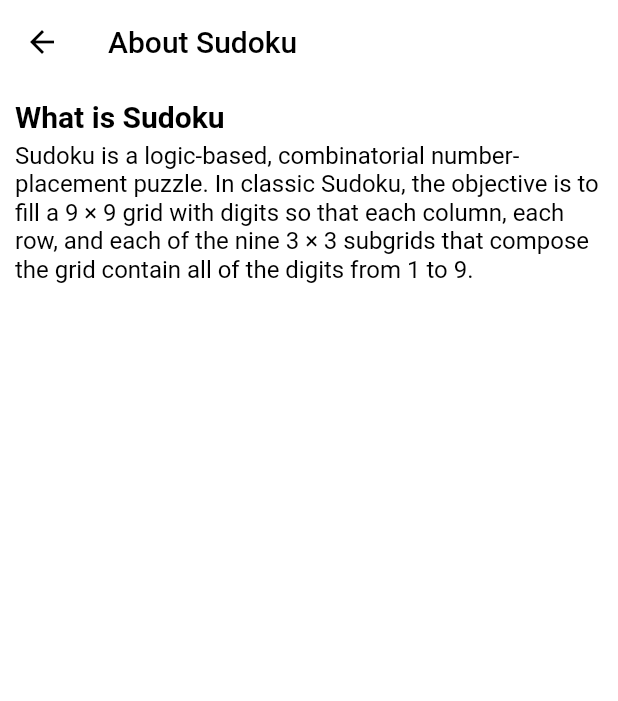
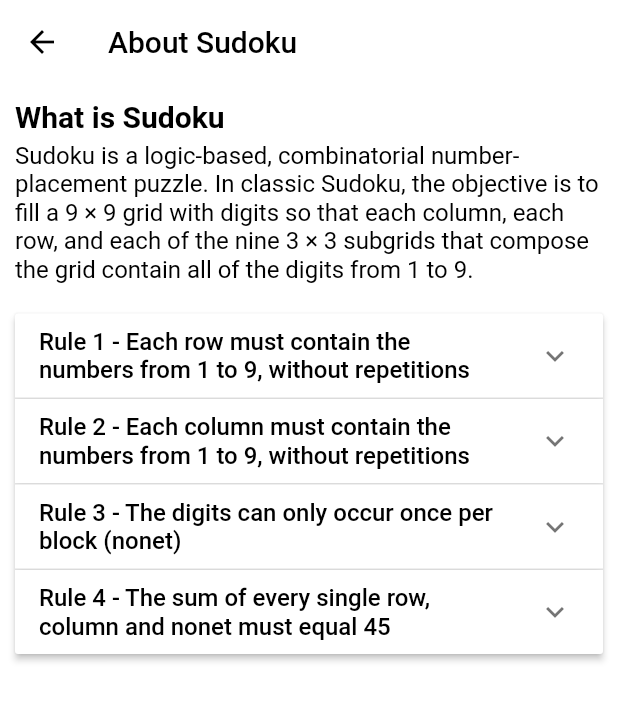
Before and after one commit to KasunHasanga/FlutterSudoku, a Flutter app: the AboutUs screen opened directly, on a phone screen of 412 x 824 dp. Shown: the top 701 px of the screen. Run offline on Flutter 3.47's test engine with Material 2 defaults, Android fonts, the phone set to English and light mode, and no system bars; our stand-ins replace flutter_spinkit, lottie, shared_preferences; missing offline and left inert: flutter_share, sudoku_solver_generator; accounts and stored records are empty.

Commit message:
add rules

```diff
--- a/lib/views/setting_screen/about_us.dart
+++ b/lib/views/setting_screen/about_us.dart
@@ -1,16 +1,48 @@
 import 'package:flutter/material.dart';
 
-class AboutUs extends StatelessWidget {
+class AboutUs extends StatefulWidget {
   const AboutUs({Key? key}) : super(key: key);
+
+  @override
+  State<AboutUs> createState() => _AboutUsState();
+}
+
+class _AboutUsState extends State<AboutUs> {
+  // List<Item> _books = generateItems(3);
+  List<Item> _rules = <Item>[
+    Item(
+        headerValue:
+            "Rule 1 - Each row must contain the numbers from 1 to 9, without repetitions",
+        expandedValue:
+            "The player must focus on filling each row of the grid while ensuring there are no duplicated numbers. The placement order of the digits is irrelevant.\n Every puzzle, regardless of the difficulty level, begins with allocated numbers on the grid. The player should use these numbers as clues to find which digits are missing in each row."),
+    Item(
+        headerValue:
+            "Rule 2 - Each column must contain the numbers from 1 to 9, without repetitions",
+        expandedValue:
+            "The Sudoku rules for the columns on the grid are exactly the same as for the rows. The player must also fill these with the numbers from 1 to 9, making sure each digit occurs only once per column.\nThe numbers allocated at the beginning of the puzzle work as clues to find which digits are missing in each column and their position."),
+    Item(
+        headerValue:
+            "Rule 3 - The digits can only occur once per block (nonet)",
+        expandedValue:
+            "A regular 9 x 9 grid is divided into 9 smaller blocks of 3 x 3, also known as nonets. The numbers from 1 to 9 can only occur once per nonet.\nIn practice, this means that the process of filling the rows and columns without duplicated digits finds inside each block another restriction to the numbers’ positioning."),
+    Item(
+        headerValue:
+            "Rule 4 - The sum of every single row, column and nonet must equal 45",
+        expandedValue:
+            "To find out which numbers are missing from each row, column or block or if there are any duplicates, the player can simply count or flex their math skills and sum the numbers. When the digits occur only once, the total of each row, column and group must be of 45."),
+  ];
 
   @override
   Widget build(BuildContext context) {
     return Scaffold(
       appBar: AppBar(
         elevation: 0.0,
-        leading:  IconButton(
+        leading: IconButton(
           alignment: Alignment.center,
-          icon: const Icon(Icons.arrow_back,color: Colors.black,),
+          icon: const Icon(
+            Icons.arrow_back,
+            color: Colors.black,
+          ),
           onPressed: () {
             Navigator.pop(context);
           },
@@ -25,27 +57,82 @@ class AboutUs extends StatelessWidget {
       //   title: const Text('Setting'),
       // ),
       backgroundColor: Colors.white,
-      body: Container(
+      body: SingleChildScrollView(
+        child: Container(
           padding: const EdgeInsets.all(10),
           child: Column(
             crossAxisAlignment: CrossAxisAlignment.start,
             children: [
               _headerText("What is Sudoku"),
-            _subHeaderText("Sudoku is a logic-based, combinatorial number-placement puzzle. In classic Sudoku, the objective is to fill a 9 × 9 grid with digits so that each column, each row, and each of the nine 3 × 3 subgrids that compose the grid contain all of the digits from 1 to 9.")
-,const SizedBox(height: 20,),
+              _subHeaderText(
+                  "Sudoku is a logic-based, combinatorial number-placement puzzle. In classic Sudoku, the objective is to fill a 9 × 9 grid with digits so that each column, each row, and each of the nine 3 × 3 subgrids that compose the grid contain all of the digits from 1 to 9."),
+              const SizedBox(
+                height: 20,
+              ),
               // _headerText("Rules Sudoku"),
+              _buildPanel()
             ],
+          ),
         ),
       ),
     );
   }
 
-  Widget _headerText(String text){
+  Widget _buildPanel() {
+    return ExpansionPanelList(
+      expansionCallback: (int index, bool isExpanded) {
+        setState(() {
+          _rules[index].isExpanded = !isExpanded;
+        });
+      },
+      children: _rules.map<ExpansionPanel>((Item item) {
+        return ExpansionPanel(
+          headerBuilder: (BuildContext context, bool isExpanded) {
+            return ListTile(
+              title: Text(
+                item.headerValue,
+                style: const TextStyle(
+                    color: Colors.black, fontWeight: FontWeight.w500),
+              ),
+            );
+          },
+          body: ListTile(
+            contentPadding:
+                const EdgeInsets.only(bottom: 15, left: 10, right: 10),
+            title: Text(item.expandedValue),
+          ),
+          isExpanded: item.isExpanded,
+        );
+      }).toList(),
+    );
+  }
+
+  Widget _headerText(String text) {
     return Container(
         padding: const EdgeInsets.only(bottom: 5),
-        child: Text(text,style: const TextStyle(color: Colors.black,fontSize: 20,fontWeight: FontWeight.w700),));
+        child: Text(
+          text,
+          style: const TextStyle(
+              color: Colors.black, fontSize: 20, fontWeight: FontWeight.w700),
+        ));
   }
-  Widget _subHeaderText(String text){
-    return Text(text,style: const TextStyle(color: Colors.black,fontSize: 16),);
+
+  Widget _subHeaderText(String text) {
+    return Text(
+      text,
+      style: const TextStyle(color: Colors.black, fontSize: 16),
+    );
   }
 }
+
+class Item {
+  Item({
+    required this.expandedValue,
+    required this.headerValue,
+    this.isExpanded = false,
+  });
+
+  String expandedValue;
+  String headerValue;
+  bool isExpanded;
+}
```
Lines whose indentation alone changed are shown as unchanged.
